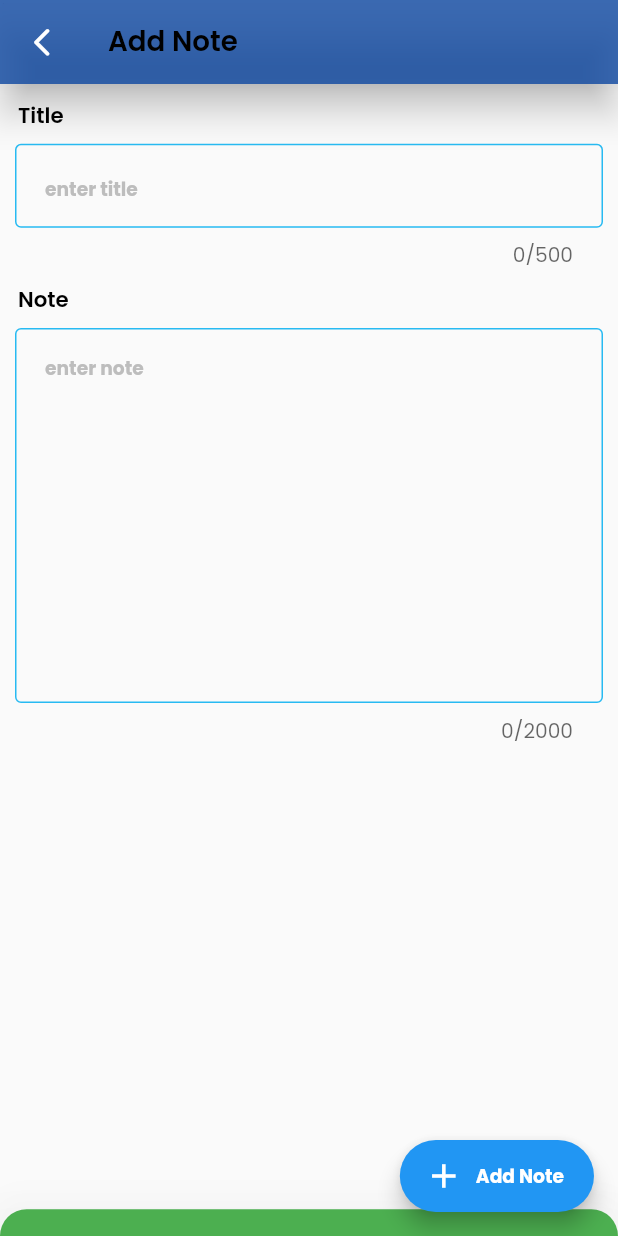
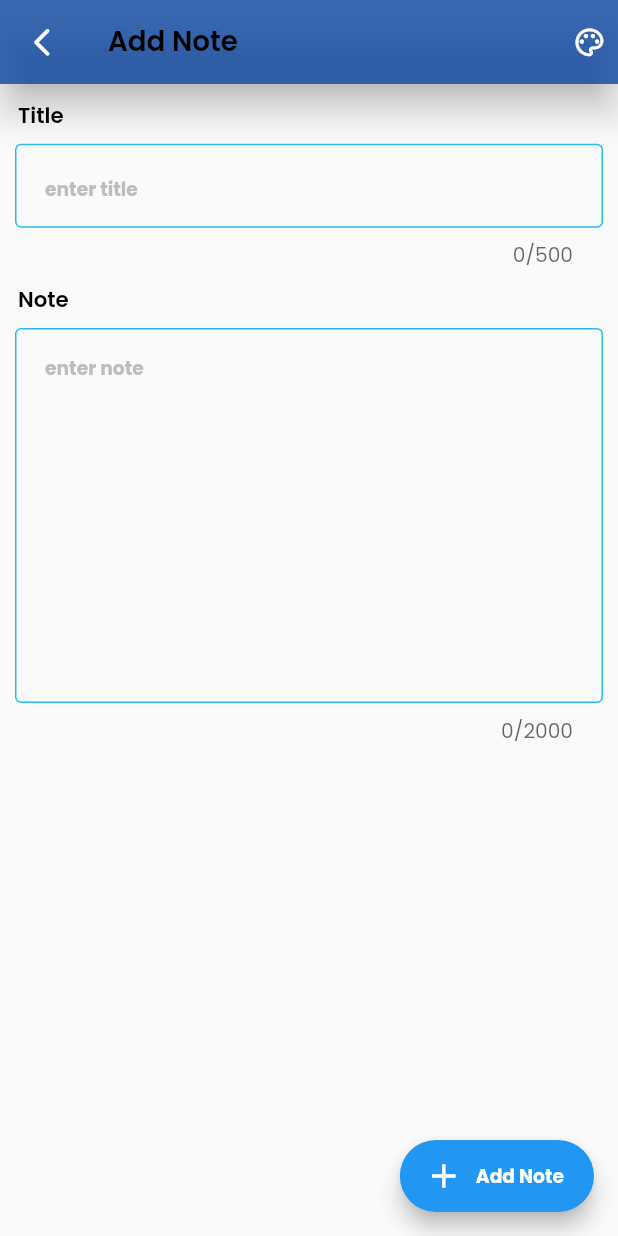
Before and after one commit to NBG-nero/Notify, a Flutter app: the AddNotescreen screen opened by its route, on a phone screen of 412 x 824 dp. Run offline on Flutter 3.47's test engine with Material 2 defaults, Android fonts, the phone set to English and light mode, and no system bars; our stand-ins replace auto_route, flutter_screenutil, google_fonts, hive, hive_flutter, shared_preferences and 1 more; accounts and stored records are empty.

Commit message:
feat: need to pass color to screen from custombottomsheet

```diff
--- a/lib/screens/add_note/add_note_screen.dart
+++ b/lib/screens/add_note/add_note_screen.dart
@@ -1,4 +1,4 @@
-// ignore_for_file: sized_box_for_whitespace
+// ignore_for_file: sized_box_for_whitespace, avoid_print
 
 import 'package:auto_route/auto_route.dart';
 import 'package:flutter/material.dart';
@@ -28,8 +28,6 @@ class _AddNotescreenState extends State<AddNotescreen>
 
   TextEditingController titleCtrl = TextEditingController();
   TextEditingController descCtrl = TextEditingController();
-  AnimationController? animeCtrl;
-  Animation<int>? anime;
 
   @override
   Widget build(BuildContext context) {
@@ -37,13 +35,7 @@ class _AddNotescreenState extends State<AddNotescreen>
         viewModelBuilder: () => AddNoteViewModel(),
         onModelReady: (a) {
           a.setInitialised(true);
-          // animeCtrl = AnimationController(
-          //     vsync: this, duration: const Duration(milliseconds: 400));
-          // anime = IntTween(begin: 0, end: 255).animate(animeCtrl!);
-          // anime?.addListener(() {
-          //   setState(() {});
-          // });
-          // animeCtrl!.forward();
+
         },
         builder: (context, model, child) {
           return Scaffold(
@@ -62,6 +54,28 @@ class _AddNotescreenState extends State<AddNotescreen>
                             size: 25.sp)),
                   ),
                 ),
+                actions: [
+                  Padding(
+                    padding: const EdgeInsets.all(8.0),
+                    child: GestureDetector(
+                        onTap: () {
+                          print(model.selectedColor.toString());
+
+
+                          print('color sheet');
+                          showModalBottomSheet(
+                              // backgroundColor: model.selectedColor,
+                              context: context,
+                              shape: const RoundedRectangleBorder(
+                                  borderRadius: BorderRadius.vertical(
+                                      top: Radius.circular(25))),
+                              builder: (context) {
+                                return const NbottomSheet();
+                              });
+                        },
+                        child: Icon(Icons.color_lens_outlined, size: 25.h)),
+                  )
+                ],
                 centerTitle: false,
                 elevation: 10,
                 backgroundColor: NColors.primaryColor.withOpacity(0.8)),
@@ -125,29 +139,6 @@ class _AddNotescreenState extends State<AddNotescreen>
                 size: 30.h,
               ),
             ),
-              bottomSheet: BottomSheet(
-                  animationController: animeCtrl,
-                  onDragStart: (details) {
-                    showModalBottomSheet(
-                        context: context,
-                        builder: (context) {
-                          return Container(color: Colors.red);
-                        });
-                  },
-                  onDragEnd: ((details, {isClosing = true}) {
-                    Navigator.of(context).pop();
-                  }),
-                  backgroundColor: Colors.green,
-                  elevation: 30,
-                  shape: RoundedRectangleBorder(
-                      borderRadius:
-                          BorderRadius.vertical(top: Radius.circular(25))),
-                  onClosing: () {},
-                  builder: (context) {
-                    return Container(
-                      height: 20.h,
-                    );
-                  })
             // bottomSheet: ClipRRect(
             //   // borderRadius: BorderRadius.only(topLeft: Radius.circular(25)),
             //   child: Material(
--- a/lib/screens/base_model.dart
+++ b/lib/screens/base_model.dart
@@ -8,22 +8,25 @@ import 'package:stacked/stacked.dart';
 import '../models/models.dart';
 
 class BaseModel extends BaseViewModel {
-  BaseModel() {
-    loadNotecolorFromprefs();
-  }
-
   SharedPreferences? prefs;
   final String colorR = 'notecolor';
 
   Note? note;
   // void Function(Color)? callBackColorTapped;
-  final check =  Icon(Icons.check,size: 20.h,);
+  final check = Icon(
+    Icons.check,
+    size: 20.h,
+  );
 
   Color? selectedColor;
   int? indexOfCurrentColor;
 
   initPrefs() async {
     prefs = await SharedPreferences.getInstance();
+  }
+
+  BaseModel() {
+    loadNotecolorFromprefs();
   }
 
   saveNotecolorToprefs() async {
@@ -39,6 +42,7 @@ class BaseModel extends BaseViewModel {
     String? strSelected = selectedColor.toString();
 
     strSelected = prefs?.getString(colorR);
+    log(strSelected.toString());
     notifyListeners();
   }
 
--- a/lib/widgets/custom_drawer.dart
+++ b/lib/widgets/custom_drawer.dart
@@ -33,6 +33,7 @@ class _CustomDrawerState extends State<CustomDrawer> {
   Widget build(BuildContext context) {
     final theme = Provider.of<ThemeNotifier>(context);
     return Drawer(
+      width: MediaQuery.of(context).size.width * 0.7,
       child: ListView(
         // padding: EdgeInsets.zero,
         children: [
```
Also changed, not shown: lib/widgets/custom_bottomsheet.dart (added, +67 -0 lines). Lines whose indentation alone changed are shown as unchanged.
